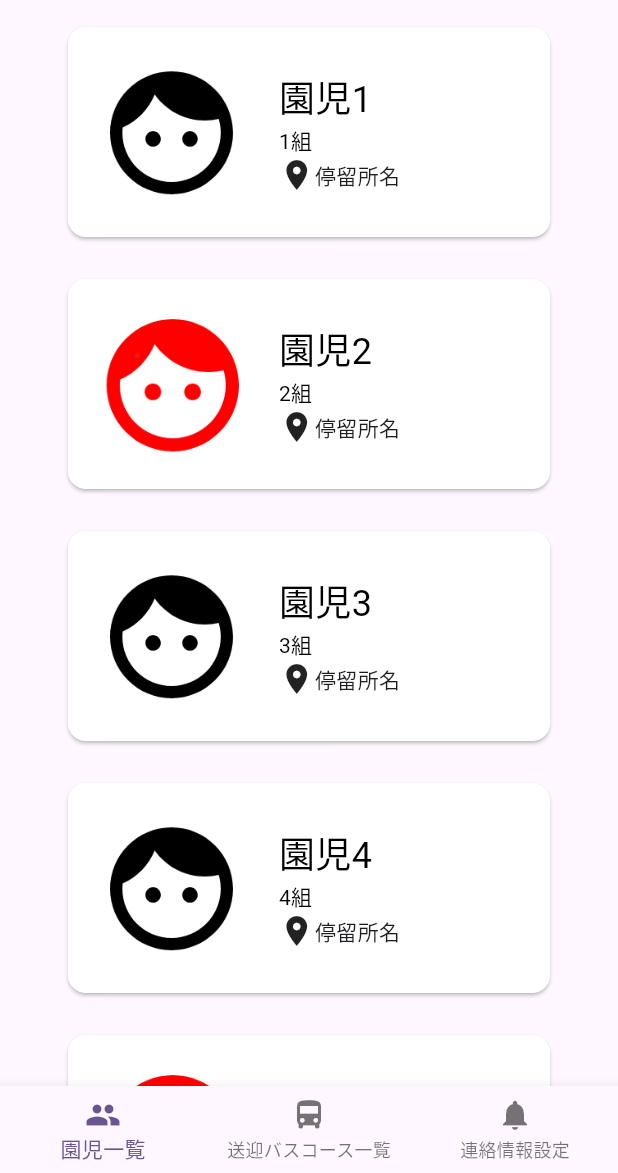
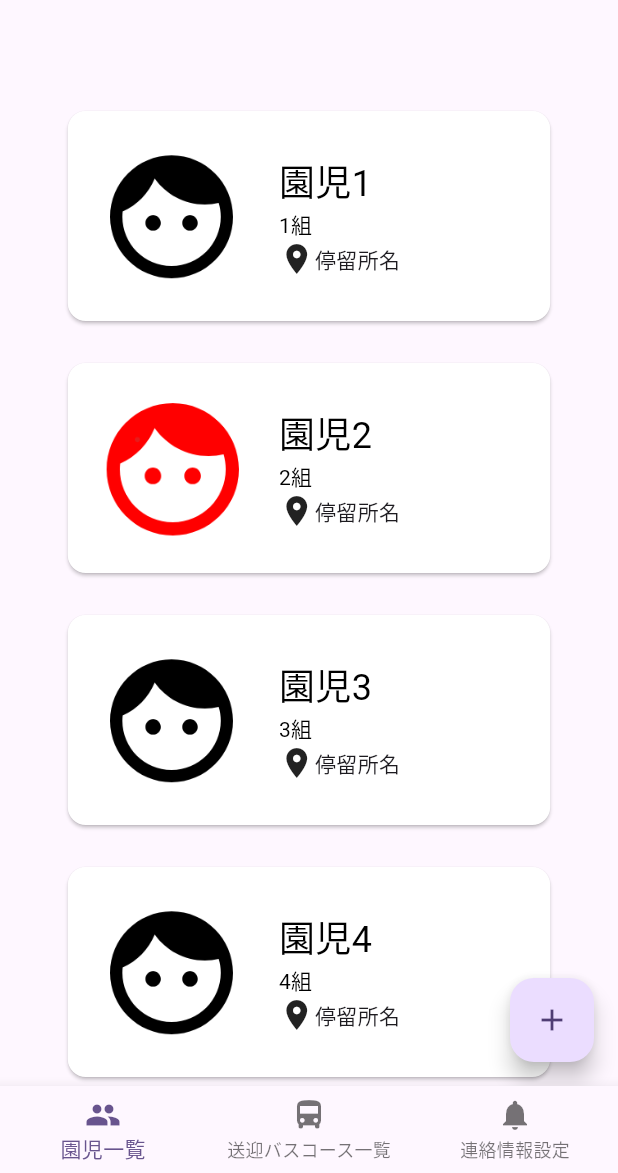
Before and after one commit to GreenTeaProgrammers/WhereChildBus, a Flutter app: the screen it shows after launch, on a phone screen of 412 x 824 dp, the part 63-1236 px from its top. Run offline on Flutter 3.47's test engine with Material 3 defaults, Android fonts, the phone set to English and light mode, and no system bars; our stand-ins replace image_picker; missing offline and left inert: protobuf.

Commit message:
refactor:SubmitButtonクラスを作成

```diff
--- a/frontend/where_child_bus/lib/pages/student_list_page/student_list_page.dart
+++ b/frontend/where_child_bus/lib/pages/student_list_page/student_list_page.dart
@@ -36,7 +36,14 @@ class _StudentListPageState extends State<StudentListPage> {
   Widget build(BuildContext context) {
     var screenSize = MediaQuery.of(context).size;
 
-    return childCardListBuilder(screenSize);
+    return Scaffold(
+      appBar: AppBar(),
+      body: childCardListBuilder(screenSize),
+      floatingActionButton: FloatingActionButton(
+        onPressed: () {},
+        child: const Icon(Icons.add),
+      ),
+    );
   }
 
   //TODO: 将来的にはAPIからデータを取得する。
```
Also changed, not shown: frontend/where_child_bus/lib/pages/student_list_page/compornents/submit_button.dart (added, +16 -0 lines), frontend/where_child_bus/lib/pages/student_list_page/student_edit_page.dart (+2 -5 lines).
